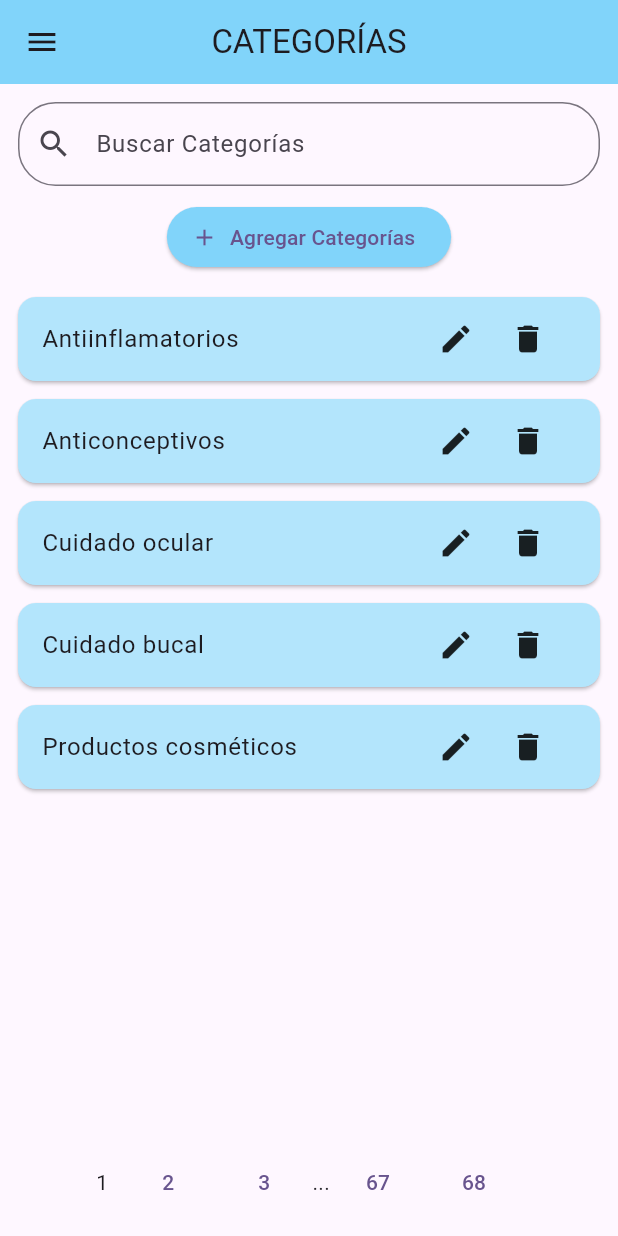
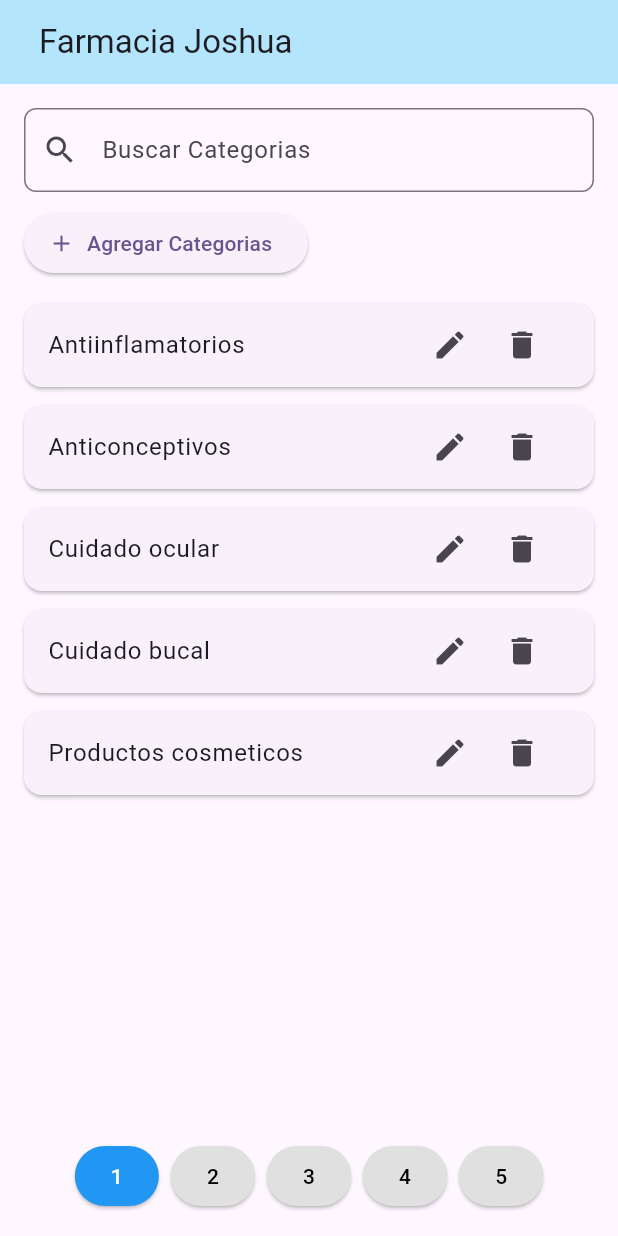
Before and after one commit to Garyjnm/aplicacion_movil_farmacia_joshua, a Flutter app: the screen it shows after launch, on a phone screen of 412 x 824 dp. Run offline on Flutter 3.47's test engine with Material 3 defaults, Android fonts, the phone set to English and light mode, and no system bars; project files that could hold a hidden picture were left out.

Commit message:
cambios locales antes del merge

```diff
--- a/lib/main.dart
+++ b/lib/main.dart
@@ -1,5 +1,5 @@
 import 'package:flutter/material.dart';
-import 'pages/pagecategories.dart';
+import 'ui/authentication/screens/categorias_screen.dart';
 import 'ui/core/themes/light_theme.dart';
 import 'ui/core/themes/dark_theme.dart';
 import 'sidebar_widget.dart';
@@ -51,7 +51,7 @@ class _MyAppState extends State<MyApp> {
         // tested with just a hot reload.
         colorScheme: ColorScheme.fromSeed(seedColor: Colors.deepPurple),
       ),
-      home: const CategoriasPage(),
+      home: const CategoriasScreen(),
     );
   }
 }
@@ -79,6 +79,7 @@ class _MyHomePageState extends State<MyHomePage> {
     final myAppState = context.findAncestorStateOfType<_MyAppState>();
     myAppState?._toggleTheme();
   }
+
   int _counter = 0;
 
   void _incrementCounter() {
@@ -116,7 +117,7 @@ class _MyHomePageState extends State<MyHomePage> {
           child: Column(
             crossAxisAlignment: CrossAxisAlignment.stretch,
             children: [
-              ElevatedButton(onPressed: () {}, child: Text("Botón Elevado",)),
+              ElevatedButton(onPressed: () {}, child: Text("Botón Elevado")),
               SizedBox(height: 10),
               TextField(
                 decoration: InputDecoration(
--- a/lib/pages/pagecategories.dart
+++ /dev/null
@@ -1,133 +0,0 @@
-import 'package:flutter/material.dart';
-
-class CategoriasPage extends StatefulWidget {
-  const CategoriasPage({super.key});
-
-  @override
-  State<CategoriasPage> createState() => _CategoriasPageState();
-}
-
-class _CategoriasPageState extends State<CategoriasPage> {
-  final List<String> categorias = [
-    "Antiinflamatorios",
-    "Anticonceptivos",
-    "Cuidado ocular",
-    "Cuidado bucal",
-    "Productos cosméticos",
-  ];
-
-  final TextEditingController _buscarController = TextEditingController();
-
-  @override
-  Widget build(BuildContext context) {
-    return Scaffold(
-      drawer: Drawer(  // Menú lateral
-        child: ListView(
-          padding: EdgeInsets.zero,
-          children: const [
-            DrawerHeader(
-              decoration: BoxDecoration(color: Colors.blue),
-              child: Text(
-                'Farmacia Joshua',
-                style: TextStyle(color: Colors.white, fontSize: 22),
-              ),
-            ),
-          ],
-        ),
-      ),
-      appBar: AppBar(
-        title: const Text("CATEGORÍAS"),
-        centerTitle: true,
-        backgroundColor: Colors.lightBlue.shade200,
-      ),
-      body: Padding(
-        padding: const EdgeInsets.all(12.0),
-        child: Column(
-          children: [
-            // Buscar Categorías
-            TextField(
-              controller: _buscarController,
-              decoration: InputDecoration(
-                hintText: "Buscar Categorías",
-                prefixIcon: const Icon(Icons.search),
-                border: OutlineInputBorder(
-                  borderRadius: BorderRadius.circular(25),
-                ),
-              ),
-            ),
-            const SizedBox(height: 10),
-
-            // Botón Agregar Categoría
-            ElevatedButton.icon(
-              style: ElevatedButton.styleFrom(
-                backgroundColor: Colors.lightBlue.shade200,
-                shape: RoundedRectangleBorder(
-                  borderRadius: BorderRadius.circular(20),
-                ),
-              ),
-              onPressed: () {
-                // Acción para agregar categoría
-              },
-              icon: const Icon(Icons.add),
-              label: const Text("Agregar Categorías"),
-            ),
-
-            const SizedBox(height: 10),
-
-            // Lista de Categorías
-            Expanded(
-              child: ListView.builder(
-                itemCount: categorias.length,
-                itemBuilder: (context, index) {
-                  return Card(
-                    color: Colors.lightBlue.shade100,
-                    shape: RoundedRectangleBorder(
-                      borderRadius: BorderRadius.circular(12),
-                    ),
-                    margin: const EdgeInsets.symmetric(vertical: 6),
-                    child: ListTile(
-                      title: Text(categorias[index]),
-                      trailing: Row(
-                        mainAxisSize: MainAxisSize.min,
-                        children: [
-                          IconButton(
-                            icon: const Icon(Icons.edit, color: Colors.black87),
-                            onPressed: () {
-                              // Acción editar
-                            },
-                          ),
-                          IconButton(
-                            icon: const Icon(Icons.delete, color: Colors.black87),
-                            onPressed: () {
-                              setState(() {
-                                categorias.removeAt(index);
-                              });
-                            },
-                          ),
-                        ],
-                      ),
-                    ),
-                  );
-                },
-              ),
-            ),
-
-            // Paginación (ejemplo simple)
-            Row(
-              mainAxisAlignment: MainAxisAlignment.center,
-              children: [
-                const Text("1"),
-                const SizedBox(width: 8),
-                TextButton(onPressed: () {}, child: const Text("2")),
-                TextButton(onPressed: () {}, child: const Text("3")),
-                const Text("..."),
-                TextButton(onPressed: () {}, child: const Text("67")),
-                TextButton(onPressed: () {}, child: const Text("68")),
-              ],
-            ),
-          ],
-        ),
-      ),
-    );
-  }
-}
--- a/lib/sidebar_widget.dart
+++ b/lib/sidebar_widget.dart
@@ -1,4 +1,5 @@
 import 'package:flutter/material.dart';
+import 'ui/authentication/screens/categorias_screen.dart';
 
 class SidebarWidget extends StatelessWidget {
   const SidebarWidget({super.key});
@@ -33,24 +34,16 @@ class SidebarWidget extends StatelessWidget {
           ),
           //Elementos del sidebar
           //Home
-          ListTile(
-            leading: Icon(Icons.home),
-            title: Text("Home"),
-          ),
+          ListTile(leading: Icon(Icons.home), title: Text("Home")),
           //Ventas
-          ListTile(
-            leading: Icon(Icons.receipt_long),
-            title: Text("Ventas"),
-          ),
+          ListTile(leading: Icon(Icons.receipt_long), title: Text("Ventas")),
           //Compras
-          ListTile(
-            leading: Icon(Icons.shopping_cart),
-            title: Text("Compras"),
-          ),
+          ListTile(leading: Icon(Icons.shopping_cart), title: Text("Compras")),
           //Inventario
           ExpansionTile(
             collapsedBackgroundColor: colors.primary,
-            iconColor: colors.onPrimary, //Color del icono de la derecha cuando esta expandido
+            iconColor: colors
+                .onPrimary, //Color del icono de la derecha cuando esta expandido
             leading: Icon(Icons.inventory),
             title: Text("Inventario"),
             childrenPadding: EdgeInsets.only(left: 10),
@@ -62,6 +55,15 @@ class SidebarWidget extends StatelessWidget {
               ListTile(
                 leading: Icon(Icons.category),
                 title: Text("Categorias"),
+                onTap: () {
+                  Navigator.pop(context); // Cierra el drawer
+                  Navigator.push(
+                    context,
+                    MaterialPageRoute(
+                      builder: (context) => const CategoriasScreen(),
+                    ),
+                  );
+                },
               ),
               ListTile(
                 leading: Icon(Icons.local_shipping),
@@ -74,28 +76,13 @@ class SidebarWidget extends StatelessWidget {
             ],
           ),
           //Clientes
-          ListTile(
-            leading: Icon(Icons.list),
-            title: Text("Clientes"),
-          ),
-          ListTile(
-            leading: Icon(Icons.people),
-            title: Text("Usuarios"),
-          ),
+          ListTile(leading: Icon(Icons.list), title: Text("Clientes")),
+          ListTile(leading: Icon(Icons.people), title: Text("Usuarios")),
           //Configuracion
-          ListTile(
-            leading: Icon(Icons.settings),
-            title: Text("Configuracion"),
-          ),
-          ListTile(
-            leading: Icon(Icons.help),
-            title: Text("Soporte"),
-          ),
+          ListTile(leading: Icon(Icons.settings), title: Text("Configuracion")),
+          ListTile(leading: Icon(Icons.help), title: Text("Soporte")),
           //Cerrar sesion
-          ListTile(
-            leading: Icon(Icons.logout),
-            title: Text("Cerrar Sesion"),
-          ),
+          ListTile(leading: Icon(Icons.logout), title: Text("Cerrar Sesion")),
         ],
       ),
     );
--- /dev/null
+++ b/lib/ui/authentication/screens/categorias_screen.dart
@@ -0,0 +1,137 @@
+import 'package:flutter/material.dart';
+
+void main() {
+  runApp(MyApp());
+}
+
+class MyApp extends StatelessWidget {
+  @override
+  Widget build(BuildContext context) {
+    return MaterialApp(
+      debugShowCheckedModeBanner: false,
+      home: CategoriasScreen(),
+    );
+  }
+}
+
+class CategoriasScreen extends StatefulWidget {
+  const CategoriasScreen({Key? key}) : super(key: key);
+  @override
+  _CategoriasScreenState createState() => _CategoriasScreenState();
+}
+
+class _CategoriasScreenState extends State<CategoriasScreen> {
+  List<String> categorias = [
+    "Antiinflamatorios",
+    "Anticonceptivos",
+    "Cuidado ocular",
+    "Cuidado bucal",
+    "Productos cosmeticos",
+  ];
+
+  TextEditingController searchController = TextEditingController();
+
+  @override
+  Widget build(BuildContext context) {
+    return Scaffold(
+      appBar: AppBar(
+        title: Row(
+          children: [
+            //  Image.network(
+            //'https://i.imgur.com/yourLogo.png', // reemplaza con tu logo
+            // height: 40,
+            // ),
+            SizedBox(width: 10),
+            Text('Farmacia Joshua'),
+          ],
+        ),
+        backgroundColor: Colors.lightBlue[100],
+        elevation: 0,
+      ),
+      body: Padding(
+        padding: const EdgeInsets.all(16.0),
+        child: Column(
+          crossAxisAlignment: CrossAxisAlignment.start,
+          children: [
+            // Buscador
+            TextField(
+              controller: searchController,
+              decoration: InputDecoration(
+                hintText: 'Buscar Categorias',
+                prefixIcon: Icon(Icons.search),
+                border: OutlineInputBorder(
+                  borderRadius: BorderRadius.circular(8.0),
+                ),
+              ),
+            ),
+            SizedBox(height: 10),
+            // Botón agregar categoría
+            ElevatedButton.icon(
+              onPressed: () {
+                // Lógica para agregar categoría
+              },
+              icon: Icon(Icons.add),
+              label: Text('Agregar Categorias'),
+            ),
+            SizedBox(height: 10),
+            // Lista de categorías
+            Expanded(
+              child: ListView.builder(
+                itemCount: categorias.length,
+                itemBuilder: (context, index) {
+                  return Card(
+                    margin: EdgeInsets.symmetric(vertical: 6),
+                    child: ListTile(
+                      title: Text(categorias[index]),
+                      trailing: Row(
+                        mainAxisSize: MainAxisSize.min,
+                        children: [
+                          IconButton(
+                            icon: Icon(Icons.edit),
+                            onPressed: () {
+                              // Lógica para editar
+                            },
+                          ),
+                          IconButton(
+                            icon: Icon(Icons.delete),
+                            onPressed: () {
+                              // Lógica para eliminar
+                            },
+                          ),
+                        ],
+                      ),
+                    ),
+                  );
+                },
+              ),
+            ),
+            // Paginación
+            Row(
+              mainAxisAlignment: MainAxisAlignment.center,
+              children: List.generate(5, (index) {
+                return Padding(
+                  padding: const EdgeInsets.symmetric(horizontal: 4.0),
+                  child: ElevatedButton(
+                    onPressed: () {},
+                    style: ElevatedButton.styleFrom(
+                      backgroundColor: index == 0
+                          ? Colors.blue
+                          : Colors.grey[300],
+                      minimumSize: Size(40, 40),
+                    ),
+                    child: Text(
+                      '${index + 1}',
+                      style: TextStyle(
+                        color: index == 0 ? Colors.white : Colors.black,
+                      ),
+                    ),
+                  ),
+                );
+              }),
+            ),
+          ],
+        ),
+      ),
+    );
+  }
+}
--- a/pubspec.yaml
+++ b/pubspec.yaml
@@ -30,7 +30,7 @@ environment:
 dependencies:
   flutter:
     sdk: flutter
-
+  http: ^1.0.0
   # The following adds the Cupertino Icons font to your application.
   # Use with the CupertinoIcons class for iOS style icons.
   cupertino_icons: ^1.0.8
```
Also changed, not shown: pubspec.lock, 3 other files.
